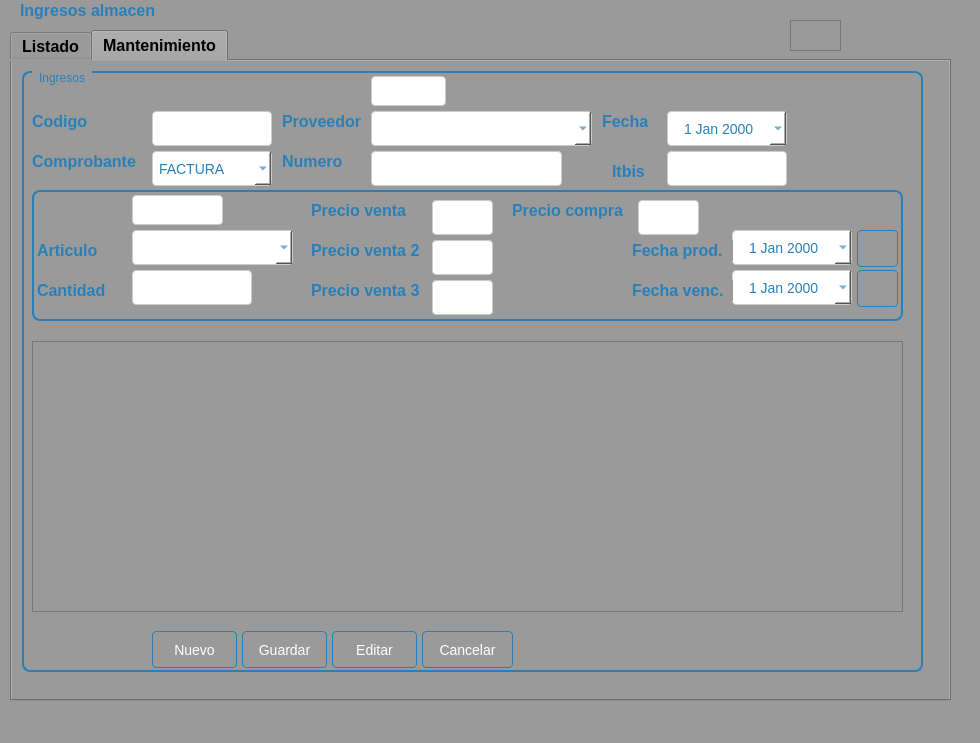
The window that Sistema de ventas/ui/FrmIngreso.ui (CodeDrTech/DevelopPython) describes before a commit, drawn with Qt 5.
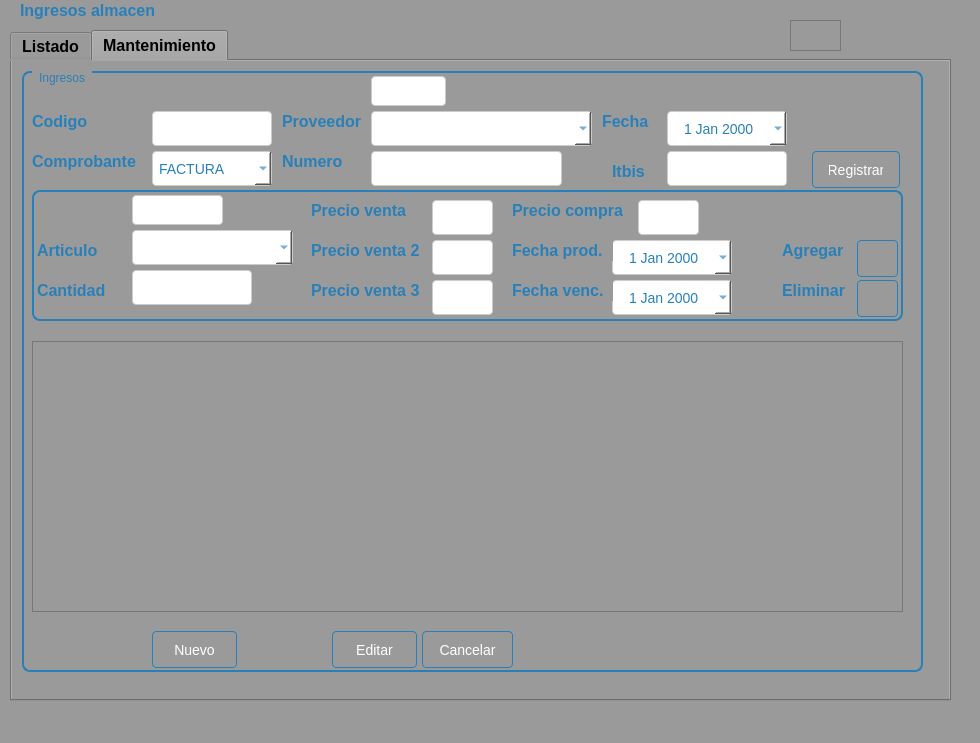
The same window after the commit. The open tabs and pages were chosen to show the change.

Patch:
```diff
--- a/Sistema de ventas/ui/FrmIngreso.ui
+++ b/Sistema de ventas/ui/FrmIngreso.ui
@@ -644,9 +644,9 @@
       <widget class="QPushButton" name="btnGuardar">
        <property name="geometry">
         <rect>
-         <x>220</x>
-         <y>560</y>
-         <width>85</width>
+         <x>790</x>
+         <y>80</y>
+         <width>88</width>
          <height>37</height>
         </rect>
        </property>
@@ -675,7 +675,7 @@
 </string>
        </property>
        <property name="text">
-        <string> Guardar </string>
+        <string>Registrar</string>
        </property>
       </widget>
       <widget class="QPushButton" name="btnCancelar">
@@ -1134,8 +1134,8 @@
        <widget class="QDateEdit" name="txtFechaProd">
         <property name="geometry">
          <rect>
-          <x>700</x>
-          <y>40</y>
+          <x>580</x>
+          <y>50</y>
           <width>120</width>
           <height>35</height>
          </rect>
@@ -1177,8 +1177,8 @@
        <widget class="QDateEdit" name="txtFechaVenc">
         <property name="geometry">
          <rect>
-          <x>700</x>
-          <y>80</y>
+          <x>580</x>
+          <y>90</y>
           <width>120</width>
           <height>35</height>
          </rect>
@@ -1220,7 +1220,7 @@
        <widget class="QLabel" name="label_16">
         <property name="geometry">
          <rect>
-          <x>600</x>
+          <x>480</x>
           <y>50</y>
           <width>101</width>
           <height>21</height>
@@ -1244,7 +1244,7 @@
        <widget class="QLabel" name="label_17">
         <property name="geometry">
          <rect>
-          <x>600</x>
+          <x>480</x>
           <y>90</y>
           <width>101</width>
           <height>21</height>
@@ -1639,7 +1639,7 @@
         <property name="geometry">
          <rect>
           <x>825</x>
-          <y>40</y>
+          <y>50</y>
           <width>41</width>
           <height>37</height>
          </rect>
@@ -1676,7 +1676,7 @@
         <property name="geometry">
          <rect>
           <x>825</x>
-          <y>80</y>
+          <y>90</y>
           <width>41</width>
           <height>37</height>
          </rect>
@@ -2000,6 +2000,54 @@
 </string>
         </property>
        </widget>
+       <widget class="QLabel" name="label_24">
+        <property name="geometry">
+         <rect>
+          <x>750</x>
+          <y>50</y>
+          <width>71</width>
+          <height>21</height>
+         </rect>
+        </property>
+        <property name="styleSheet">
+         <string notr="true">QWidget {
+    background-color: #9a9a9a;
+}
+
+QLabel {
+    color: #2980b9;
+    font-size: 16px;
+    font-weight: bold;
+}</string>
+        </property>
+        <property name="text">
+         <string>Agregar </string>
+        </property>
+       </widget>
+       <widget class="QLabel" name="label_25">
+        <property name="geometry">
+         <rect>
+          <x>750</x>
+          <y>90</y>
+          <width>71</width>
+          <height>21</height>
+         </rect>
+        </property>
+        <property name="styleSheet">
+         <string notr="true">QWidget {
+    background-color: #9a9a9a;
+}
+
+QLabel {
+    color: #2980b9;
+    font-size: 16px;
+    font-weight: bold;
+}</string>
+        </property>
+        <property name="text">
+         <string>Eliminar</string>
+        </property>
+       </widget>
       </widget>
       <widget class="QTableView" name="tbDetalleIngreso">
        <property name="geometry">
```
Left out of the diff: 2 changed lines with no effect on the pictures.
